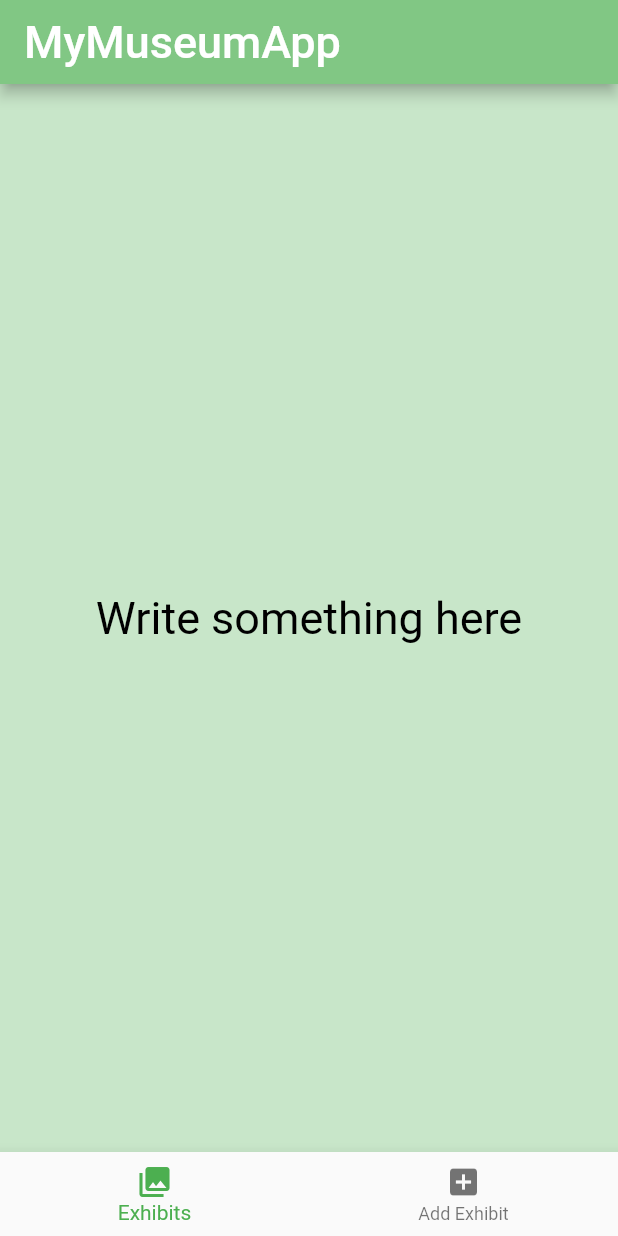
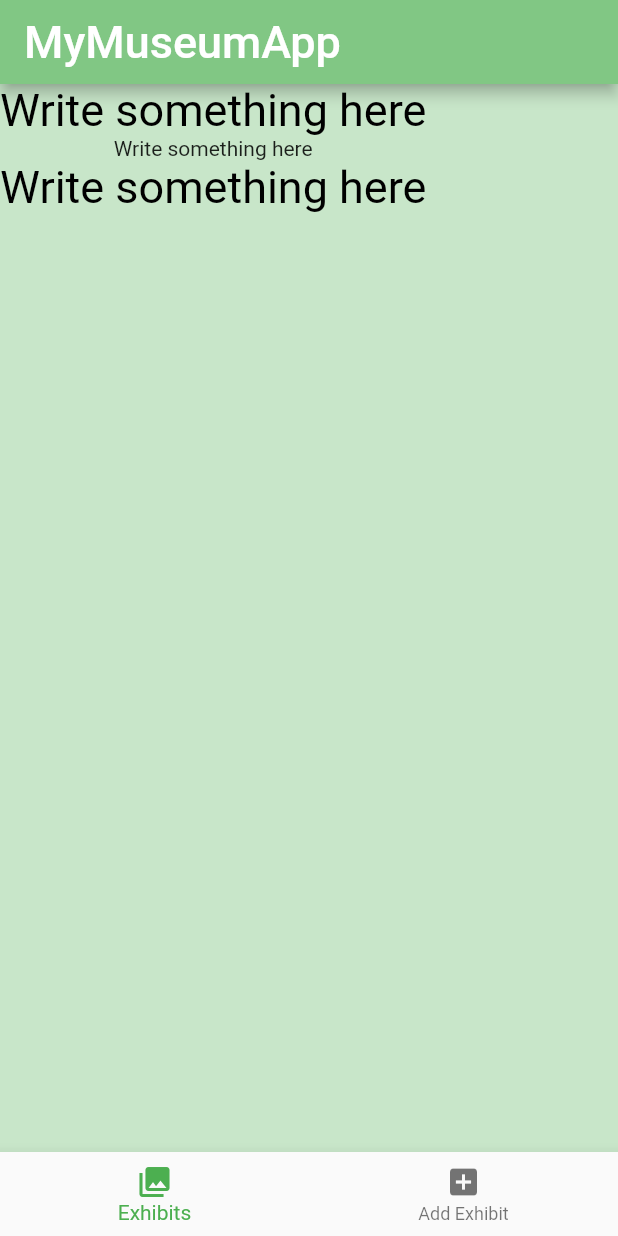
Before and after one commit to heathermortensen/MyVirtualMuseumApp, a Flutter app: the screen it shows after launch, on a phone screen of 412 x 824 dp. Run offline on Flutter 3.47's test engine with Material 2 defaults, Android fonts, the phone set to English and light mode, and no system bars.

Commit message:
screen is green, navigationbar, and a column with 3 text widgets

```diff
--- a/lib/main.dart
+++ b/lib/main.dart
@@ -26,12 +26,27 @@ class MyMuseumApp extends StatelessWidget {
                                                 backgroundColor: Colors.green[300]
                                               ),
                        backgroundColor: Colors.green[100],
-                       body: Center(child: Text("Write something here",
-                                                style: TextStyle(
+                       body:
+                                Column(
+                                        children:<Widget>[
+
+                                                            Text("Write something here",
+                                                                  style: TextStyle(
                                                                   color: Colors.black,
                                                                   fontSize: 30.0,
-                                                                )
-                                               )
+                                                                                  )
+                                                                ),
+                                                            Text("Write something here"),
+
+                                                            Text("Write something here",
+                                                                  style: TextStyle(
+                                                                  color: Colors.black,
+                                                                  fontSize: 30.0,
+                                                                                  )
+                                                                ),
+
+                                          ], // children <Widgets>
+                                        //)
                                     ),
                        bottomNavigationBar: BottomNavigationBar(
                                                                 currentIndex: 0,
```
